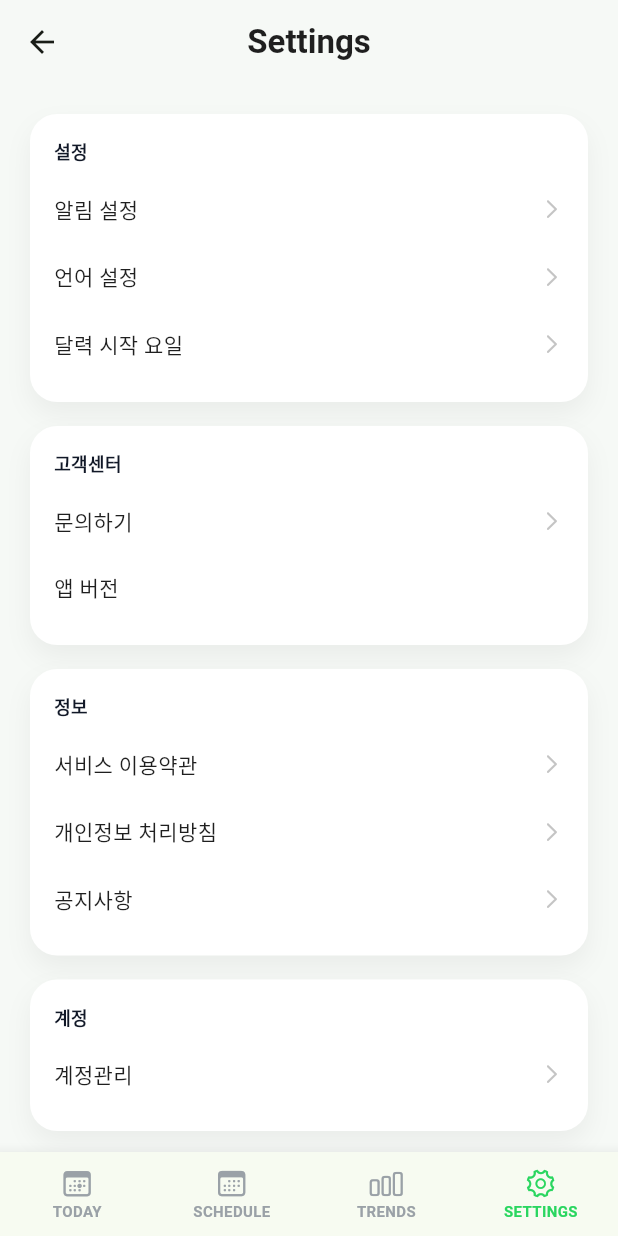
After one commit to kmeijjing/medicine-alarm, a Flutter app: the SettingsPage screen opened directly, on a phone screen of 412 x 824 dp. The commit adds this screen. Run offline on Flutter 3.47's test engine with Material 3 defaults, Android fonts, the phone set to English and light mode, and no system bars; our stand-ins replace shared_preferences; accounts and stored records are empty; Roboto replaces fonts that are missing (Pretendard).

Commit message:
✨ 설정 페이지: 계정 관리 및 다양한 설정 옵션 추가

```diff
--- a/lib/pages/dashboard_page.dart
+++ b/lib/pages/dashboard_page.dart
@@ -5,6 +5,7 @@ import 'package:shared_preferences/shared_preferences.dart';
 import 'add_medication_page.dart';
 import 'schedule_page.dart';
 import 'trends_page.dart';
+import 'settings_page.dart';
 
 class DashboardPage extends StatefulWidget {
   const DashboardPage({super.key});
@@ -289,6 +290,11 @@ class _DashboardPageState extends State<DashboardPage> {
           if (index == 2) {
             Navigator.of(context).push(
               MaterialPageRoute(builder: (_) => const TrendsPage()),
+            );
+          }
+          if (index == 3) {
+            Navigator.of(context).push(
+              MaterialPageRoute(builder: (_) => const SettingsPage()),
             );
           }
         },
--- /dev/null
+++ b/lib/pages/settings_page.dart
@@ -0,0 +1,311 @@
+import 'package:flutter/cupertino.dart';
+import 'package:flutter/material.dart';
+import 'package:shared_preferences/shared_preferences.dart';
+import 'account_management_page.dart';
+import 'dashboard_page.dart';
+import 'schedule_page.dart';
+import 'trends_page.dart';
+
+class SettingsPage extends StatefulWidget {
+  const SettingsPage({super.key});
+
+  @override
+  State<SettingsPage> createState() => _SettingsPageState();
+}
+
+class _SettingsPageState extends State<SettingsPage> {
+  static const String _weekStartKey = 'settings_week_start';
+
+  String _weekStart = 'mon';
+
+  @override
+  void initState() {
+    super.initState();
+    _loadPrefs();
+  }
+
+  Future<void> _loadPrefs() async {
+    final prefs = await SharedPreferences.getInstance();
+    if (!mounted) return;
+    setState(() {
+      _weekStart = prefs.getString(_weekStartKey) ?? 'mon';
+    });
+  }
+
+  Future<void> _saveString(String key, String value) async {
+    final prefs = await SharedPreferences.getInstance();
+    await prefs.setString(key, value);
+  }
+
+  @override
+  Widget build(BuildContext context) {
+    return Scaffold(
+      backgroundColor: const Color(0xFFF6F9F6),
+      appBar: AppBar(
+        backgroundColor: const Color(0xFFF6F9F6),
+        elevation: 0,
+        title: const Text(
+          'Settings',
+          style: TextStyle(
+            fontSize: 22,
+            fontWeight: FontWeight.w700,
+            color: Color(0xFF1F1F1F),
+          ),
+        ),
+        centerTitle: true,
+      ),
+      body: ListView(
+        padding: const EdgeInsets.all(20),
+        children: [
+          _SettingsSection(
+            title: '설정',
+            children: [
+              _SettingsTile(title: '알림 설정', onTap: () {}),
+              _SettingsTile(title: '언어 설정', onTap: () {}),
+              _SettingsTile(title: '달력 시작 요일', onTap: () {}),
+            ],
+          ),
+          const SizedBox(height: 16),
+          _SettingsSection(
+            title: '고객센터',
+            children: [
+              _SettingsTile(title: '문의하기', onTap: () {}),
+              const _SettingsTile(title: '앱 버전'),
+            ],
+          ),
+          const SizedBox(height: 16),
+          _SettingsSection(
+            title: '정보',
+            children: [
+              _SettingsTile(title: '서비스 이용약관', onTap: () {}),
+              _SettingsTile(title: '개인정보 처리방침', onTap: () {}),
+              _SettingsTile(title: '공지사항', onTap: () {}),
+            ],
+          ),
+          const SizedBox(height: 16),
+          _SettingsSection(
+            title: '계정',
+            children: [
+              _SettingsTile(
+                title: '계정관리',
+                onTap: () {
+                  Navigator.of(context).push(
+                    MaterialPageRoute(
+                      builder: (_) => const AccountManagementPage(),
+                    ),
+                  );
+                },
+              ),
+            ],
+          ),
+          const SizedBox(height: 24),
+        ],
+      ),
+      bottomNavigationBar: BottomNavigationBar(
+        currentIndex: 3,
+        type: BottomNavigationBarType.fixed,
+        selectedItemColor: const Color(0xFF2AD660),
+        unselectedItemColor: const Color(0xFF9AA1A7),
+        showSelectedLabels: true,
+        showUnselectedLabels: true,
+        selectedFontSize: 10,
+        unselectedFontSize: 10,
+        selectedLabelStyle: const TextStyle(fontWeight: FontWeight.w600),
+        unselectedLabelStyle: const TextStyle(fontWeight: FontWeight.w600),
+        onTap: (index) {
+          if (index == 0) {
+            Navigator.of(context).pushReplacement(
+              MaterialPageRoute(builder: (_) => const DashboardPage()),
+            );
+          }
+          if (index == 1) {
+            Navigator.of(context).pushReplacement(
+              MaterialPageRoute(builder: (_) => const SchedulePage()),
+            );
+          }
+          if (index == 2) {
+            Navigator.of(context).pushReplacement(
+              MaterialPageRoute(builder: (_) => const TrendsPage()),
+            );
+          }
+        },
+        items: const [
+          BottomNavigationBarItem(
+            icon: Icon(CupertinoIcons.calendar_today, size: 22),
+            activeIcon: Icon(CupertinoIcons.calendar_today, size: 22),
+            label: 'TODAY',
+          ),
+          BottomNavigationBarItem(
+            icon: Icon(CupertinoIcons.calendar, size: 22),
+            activeIcon: Icon(CupertinoIcons.calendar, size: 22),
+            label: 'SCHEDULE',
+          ),
+          BottomNavigationBarItem(
+            icon: Icon(CupertinoIcons.chart_bar, size: 22),
+            activeIcon: Icon(CupertinoIcons.chart_bar, size: 22),
+            label: 'TRENDS',
+          ),
+          BottomNavigationBarItem(
+            icon: Icon(CupertinoIcons.gear, size: 22),
+            activeIcon: Icon(CupertinoIcons.gear, size: 22),
+            label: 'SETTINGS',
+          ),
+        ],
+      ),
+    );
+  }
+}
+
+class _SettingsSection extends StatelessWidget {
+  final String title;
+  final List<Widget> children;
+
+  const _SettingsSection({required this.title, required this.children});
+
+  @override
+  Widget build(BuildContext context) {
+    return Container(
+      padding: const EdgeInsets.all(16),
+      decoration: BoxDecoration(
+        color: Colors.white,
+        borderRadius: BorderRadius.circular(18),
+        boxShadow: [
+          BoxShadow(
+            color: Colors.black.withOpacity(0.05),
+            blurRadius: 14,
+            offset: const Offset(0, 8),
+          ),
+        ],
+      ),
+      child: Column(
+        crossAxisAlignment: CrossAxisAlignment.start,
+        children: [
+          Text(
+            title,
+            style: const TextStyle(
+              fontSize: 12,
+              fontWeight: FontWeight.w700,
+              color: Color(0xFF111827),
+            ),
+          ),
+          const SizedBox(height: 8),
+          ...children,
+        ],
+      ),
+    );
+  }
+}
+
+class _SettingsTile extends StatelessWidget {
+  final String title;
+  final VoidCallback? onTap;
+
+  const _SettingsTile({required this.title, this.onTap});
+
+  @override
+  Widget build(BuildContext context) {
+    final Widget trailing = onTap == null
+        ? const SizedBox.shrink()
+        : const Icon(
+            CupertinoIcons.chevron_right,
+            color: Color.fromARGB(255, 196, 196, 196),
+            size: 16,
+          );
+    return InkWell(
+      onTap: onTap,
+      borderRadius: BorderRadius.circular(12),
+      child: Padding(
+        padding: const EdgeInsets.symmetric(vertical: 12),
+        child: Row(
+          mainAxisAlignment: MainAxisAlignment.spaceBetween,
+          children: [
+            Text(
+              title,
+              style: const TextStyle(
+                fontSize: 14,
+                fontWeight: FontWeight.w400,
+                color: Color(0xFF1F1F1F),
+              ),
+            ),
+            trailing,
+          ],
+        ),
+      ),
+    );
+  }
+}
+
+class _SegmentedRow extends StatelessWidget {
+  final String label;
+  final Map<String, String> options;
+  final String value;
+  final ValueChanged<String> onChanged;
+
+  const _SegmentedRow({
+    required this.label,
+    required this.options,
+    required this.value,
+    required this.onChanged,
+  });
+
+  @override
+  Widget build(BuildContext context) {
+    final entries = options.entries.toList();
+    return Padding(
+      padding: const EdgeInsets.symmetric(vertical: 6),
+      child: Column(
+        crossAxisAlignment: CrossAxisAlignment.start,
+        children: [
+          Text(
+            label,
+            style: const TextStyle(
+              fontSize: 14,
+              fontWeight: FontWeight.w700,
+              color: Color(0xFF1F1F1F),
+            ),
+          ),
+          const SizedBox(height: 8),
+          Container(
+            padding: const EdgeInsets.all(4),
+            decoration: BoxDecoration(
+              color: const Color(0xFFF3F4F5),
+              borderRadius: BorderRadius.circular(14),
+            ),
+            child: Row(
+              children: List.generate(entries.length, (index) {
+                final entry = entries[index];
+                final bool selected = entry.key == value;
+                return Expanded(
+                  child: GestureDetector(
+                    onTap: () => onChanged(entry.key),
+                    child: AnimatedContainer(
+                      duration: const Duration(milliseconds: 160),
+                      height: 36,
+                      alignment: Alignment.center,
+                      decoration: BoxDecoration(
+                        color: selected
+                            ? const Color(0xFFDFF8E8)
+                            : Colors.transparent,
+                        borderRadius: BorderRadius.circular(10),
+                      ),
+                      child: Text(
+                        entry.value,
+                        style: TextStyle(
+                          fontSize: 12,
+                          fontWeight: FontWeight.w700,
+                          color: selected
+                              ? const Color(0xFF2AD660)
+                              : const Color(0xFF6B7280),
+                        ),
+                      ),
+                    ),
+                  ),
+                );
+              }),
+            ),
+          ),
+        ],
+      ),
+    );
+  }
+}
--- a/lib/pages/trends_page.dart
+++ b/lib/pages/trends_page.dart
@@ -5,6 +5,7 @@ import 'package:shared_preferences/shared_preferences.dart';
 import 'add_medication_page.dart';
 import 'dashboard_page.dart';
 import 'schedule_page.dart';
+import 'settings_page.dart';
 
 class TrendsPage extends StatefulWidget {
   const TrendsPage({super.key});
@@ -163,6 +164,11 @@ class _TrendsPageState extends State<TrendsPage> {
           if (index == 1) {
             Navigator.of(context).pushReplacement(
               MaterialPageRoute(builder: (_) => const SchedulePage()),
+            );
+          }
+          if (index == 3) {
+            Navigator.of(context).pushReplacement(
+              MaterialPageRoute(builder: (_) => const SettingsPage()),
             );
           }
         },
```
Also changed, not shown: lib/pages/account_management_page.dart (added, +145 -0 lines), lib/pages/schedule_page.dart (+18 -5 lines).
